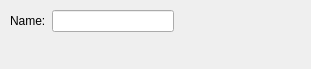
Old version of the form kstars/tools/argfindobject.ui in the repository KDE/kstars.
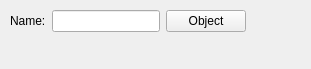
New version of the form. Custom widgets are drawn as their Qt base class.

```diff
--- a/kstars/tools/argfindobject.ui
+++ b/kstars/tools/argfindobject.ui
@@ -35,7 +35,7 @@
       <widget class="QLineEdit" name="NameEdit" />
      </item>
      <item>
-      <widget class="KPushButton" native="1" name="FindButton" >
+      <widget class="KPushButton" name="FindButton" >
        <property name="font" >
         <font>
          <pointsize>9</pointsize>
@@ -96,9 +96,14 @@
  <layoutdefault spacing="6" margin="11" />
  <pixmapfunction>qPixmapFromMimeSource</pixmapfunction>
  <customwidgets>
+  <customwidget>
+   <class>KLineEdit</class>
+   <extends>QLineEdit</extends>
+   <header>klineedit.h</header>
+  </customwidget>
   <customwidget>
    <class>KPushButton</class>
-   <extends></extends>
+   <extends>QPushButton</extends>
    <header>kpushbutton.h</header>
   </customwidget>
  </customwidgets>
```
Left out of the diff: 19 changed lines with no effect on the pictures.
